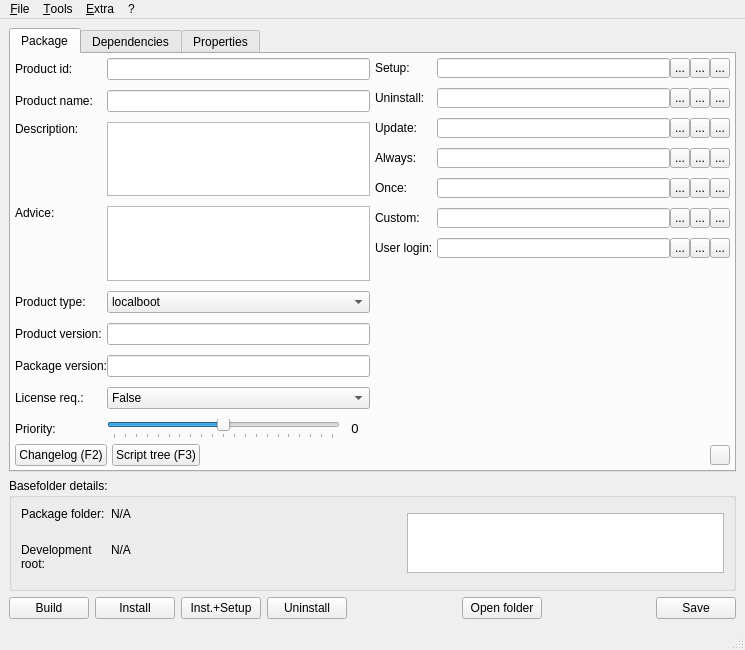
Above: oPB/ui/mainwindow.ui from pandel/opsiPackageBuilder before the change. Below: the same form after it.
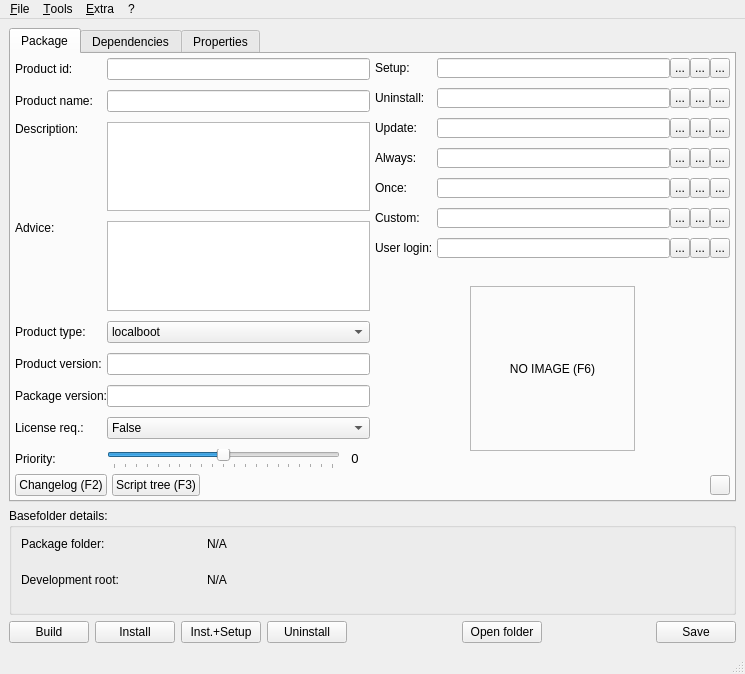
That is the form after the change. Icons and pictures are not drawn.

The edit to the form file:
```diff
--- a/oPB/ui/mainwindow.ui
+++ b/oPB/ui/mainwindow.ui
@@ -7,7 +7,7 @@
     <x>0</x>
     <y>0</y>
     <width>745</width>
-    <height>650</height>
+    <height>674</height>
    </rect>
   </property>
   <property name="sizePolicy">
@@ -955,6 +955,80 @@
             </property>
            </spacer>
           </item>
+          <item row="8" column="0" colspan="2" alignment="Qt::AlignHCenter">
+           <widget class="QFrame" name="frame">
+            <property name="minimumSize">
+             <size>
+              <width>165</width>
+              <height>165</height>
+             </size>
+            </property>
+            <property name="maximumSize">
+             <size>
+              <width>165</width>
+              <height>165</height>
+             </size>
+            </property>
+            <property name="frameShape">
+             <enum>QFrame::StyledPanel</enum>
+            </property>
+            <property name="frameShadow">
+             <enum>QFrame::Raised</enum>
+            </property>
+            <layout class="QVBoxLayout" name="verticalLayout_4">
+             <property name="spacing">
+              <number>0</number>
+             </property>
+             <property name="leftMargin">
+              <number>0</number>
+             </property>
+             <property name="topMargin">
+              <number>0</number>
+             </property>
+             <property name="rightMargin">
+              <number>0</number>
+             </property>
+             <property name="bottomMargin">
+              <number>0</number>
+             </property>
+             <item>
+              <widget class="QLabel" name="lblImage">
+               <property name="enabled">
+                <bool>true</bool>
+               </property>
+               <property name="contextMenuPolicy">
+                <enum>Qt::NoContextMenu</enum>
+               </property>
+               <property name="text">
+                <string>NO IMAGE (F6)</string>
+               </property>
+               <property name="scaledContents">
+                <bool>true</bool>
+               </property>
+               <property name="alignment">
+                <set>Qt::AlignCenter</set>
+               </property>
+               <property name="textInteractionFlags">
+                <set>Qt::NoTextInteraction</set>
+               </property>
+              </widget>
+             </item>
+            </layout>
+           </widget>
+          </item>
+          <item row="9" column="0">
+           <spacer name="verticalSpacer_4">
+            <property name="orientation">
+             <enum>Qt::Vertical</enum>
+            </property>
+            <property name="sizeHint" stdset="0">
+             <size>
+              <width>20</width>
+              <height>40</height>
+             </size>
+            </property>
+           </spacer>
+          </item>
          </layout>
         </item>
         <item row="1" column="0" colspan="2">
@@ -1873,38 +1947,6 @@
          </property>
         </widget>
        </item>
-       <item row="0" column="3" rowspan="3">
-        <widget class="QTextEdit" name="mainInfoBox">
-         <property name="maximumSize">
-          <size>
-           <width>16777215</width>
-           <height>60</height>
-          </size>
-         </property>
-         <property name="focusPolicy">
-          <enum>Qt::NoFocus</enum>
-         </property>
-         <property name="contextMenuPolicy">
-          <enum>Qt::NoContextMenu</enum>
-         </property>
-         <property name="acceptDrops">
-          <bool>false</bool>
-         </property>
-         <property name="readOnly">
-          <bool>true</bool>
-         </property>
-         <property name="html">
-          <string>&lt;!DOCTYPE HTML PUBLIC &quot;-//W3C//DTD HTML 4.0//EN&quot; &quot;http://www.w3.org/TR/REC-html40/strict.dtd&quot;&gt;
-&lt;html&gt;&lt;head&gt;&lt;meta name=&quot;qrichtext&quot; content=&quot;1&quot; /&gt;&lt;style type=&quot;text/css&quot;&gt;
-p, li { white-space: pre-wrap; }
-&lt;/style&gt;&lt;/head&gt;&lt;body style=&quot; font-family:'MS Shell Dlg 2'; font-size:8.25pt; font-weight:400; font-style:normal;&quot;&gt;
-&lt;p style=&quot;-qt-paragraph-type:empty; margin-top:0px; margin-bottom:0px; margin-left:0px; margin-right:0px; -qt-block-indent:0; text-indent:0px; font-size:8pt;&quot;&gt;&lt;br /&gt;&lt;/p&gt;&lt;/body&gt;&lt;/html&gt;</string>
-         </property>
-         <property name="textInteractionFlags">
-          <set>Qt::NoTextInteraction</set>
-         </property>
-        </widget>
-       </item>
       </layout>
      </widget>
     </item>
```
Left out of the diff: 77 changed lines with no effect on the pictures.
